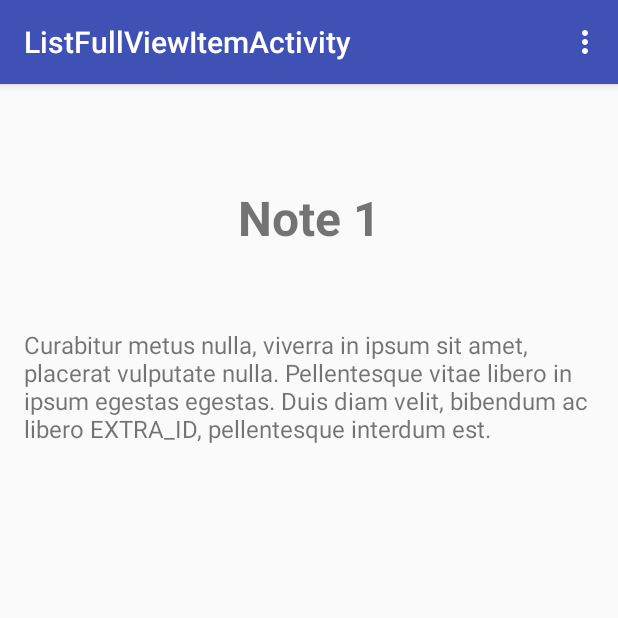
After one commit to Golgoroth22/GeekBrains_Android2, an Android app: the ListFullViewItemActivity screen opened directly, with no data from a screen before it, on a phone screen of 412 x 824 dp, the top half of it. The commit adds this screen. Run offline under Robolectric (Android 15) with nearby library versions, the phone set to English and light mode, and no system bars.

Commit message:
Add new activity for note

```diff
--- a/A2_L1/app/src/main/AndroidManifest.xml
+++ b/A2_L1/app/src/main/AndroidManifest.xml
@@ -19,6 +19,10 @@
                 <category android:name="android.intent.category.LAUNCHER" />
             </intent-filter>
         </activity>
+        <activity
+            android:name=".ListFullViewItemActivity"
+            android:label="@string/title_activity_list_full_view_item"
+            android:theme="@style/AppTheme.NoActionBar"/>
     </application>
 
 </manifest>
--- /dev/null
+++ b/A2_L1/app/src/main/java/com/falin/valentin/a2_l1/ListFullViewItemActivity.java
@@ -0,0 +1,100 @@
+package com.falin.valentin.a2_l1;
+
+import android.content.Intent;
+import android.os.Bundle;
+import android.support.design.widget.FloatingActionButton;
+import android.support.design.widget.Snackbar;
+import android.view.View;
+import android.support.design.widget.NavigationView;
+import android.support.v4.view.GravityCompat;
+import android.support.v4.widget.DrawerLayout;
+import android.support.v7.app.ActionBarDrawerToggle;
+import android.support.v7.app.AppCompatActivity;
+import android.support.v7.widget.Toolbar;
+import android.view.Menu;
+import android.view.MenuItem;
+import android.widget.TextView;
+
+import com.falin.valentin.a2_l1.data.FakeDB;
+
+import java.util.List;
+
+public class ListFullViewItemActivity extends AppCompatActivity
+        implements NavigationView.OnNavigationItemSelectedListener {
+
+    @Override
+    protected void onCreate(Bundle savedInstanceState) {
+        super.onCreate(savedInstanceState);
+        setContentView(R.layout.activity_list_full_view_item);
+        Toolbar toolbar = (Toolbar) findViewById(R.id.toolbar);
+        setSupportActionBar(toolbar);
+
+        List<Note> db = new FakeDB().getDb();
+
+        Intent intent = getIntent();
+        int id = intent.getIntExtra(MyListViewAdapter.EXTRA_ID, 0);
+
+        TextView titleText = findViewById(R.id.item_title);
+        titleText.setText(db.get(id).getTitle());
+
+        TextView text = findViewById(R.id.item_text);
+        text.setText(db.get(id).getText());
+    }
+
+    @Override
+    public void onBackPressed() {
+        DrawerLayout drawer = (DrawerLayout) findViewById(R.id.drawer_layout);
+        if (drawer.isDrawerOpen(GravityCompat.START)) {
+            drawer.closeDrawer(GravityCompat.START);
+        } else {
+            super.onBackPressed();
+        }
+    }
+
+    @Override
+    public boolean onCreateOptionsMenu(Menu menu) {
+        // Inflate the menu; this adds items to the action bar if it is present.
+        getMenuInflater().inflate(R.menu.list_full_view_item, menu);
+        return true;
+    }
+
+    @Override
+    public boolean onOptionsItemSelected(MenuItem item) {
+        // Handle action bar item clicks here. The action bar will
+        // automatically handle clicks on the Home/Up button, so long
+        // as you specify a parent activity in AndroidManifest.xml.
+        int id = item.getItemId();
+
+        //noinspection SimplifiableIfStatement
+        if (id == R.id.action_settings) {
+            return true;
+        }
+
+        return super.onOptionsItemSelected(item);
+    }
+
+    @SuppressWarnings("StatementWithEmptyBody")
+    @Override
+    public boolean onNavigationItemSelected(MenuItem item) {
+        // Handle navigation view item clicks here.
+        int id = item.getItemId();
+
+        if (id == R.id.nav_camera) {
+            // Handle the camera action
+        } else if (id == R.id.nav_gallery) {
+
+        } else if (id == R.id.nav_slideshow) {
+
+        } else if (id == R.id.nav_manage) {
+
+        } else if (id == R.id.nav_share) {
+
+        } else if (id == R.id.nav_send) {
+
+        }
+
+        DrawerLayout drawer = (DrawerLayout) findViewById(R.id.drawer_layout);
+        drawer.closeDrawer(GravityCompat.START);
+        return true;
+    }
+}
--- a/A2_L1/app/src/main/java/com/falin/valentin/a2_l1/data/FakeDB.java
+++ b/A2_L1/app/src/main/java/com/falin/valentin/a2_l1/data/FakeDB.java
@@ -9,8 +9,8 @@ public class FakeDB {
     private static List<Note> db = new ArrayList<>();
 
     public FakeDB() {
-        db.add(new Note("Note 1", "Curabitur metus nulla, viverra in ipsum sit amet, placerat vulputate nulla. Pellentesque vitae libero in ipsum egestas egestas. Duis diam velit, bibendum ac libero id, pellentesque interdum est."));
-        db.add(new Note("Note 2", "Duis gravida venenatis enim, in luctus dolor tristique id. Donec dignissim erat a dapibus efficitur. Interdum et malesuada fames ac ante ipsum primis in faucibus."));
+        db.add(new Note("Note 1", "Curabitur metus nulla, viverra in ipsum sit amet, placerat vulputate nulla. Pellentesque vitae libero in ipsum egestas egestas. Duis diam velit, bibendum ac libero EXTRA_ID, pellentesque interdum est."));
+        db.add(new Note("Note 2", "Duis gravida venenatis enim, in luctus dolor tristique EXTRA_ID. Donec dignissim erat a dapibus efficitur. Interdum et malesuada fames ac ante ipsum primis in faucibus."));
         db.add(new Note("Note 3", "Donec eget tincidunt quam. Etiam in sem commodo, cursus lectus vel, vulputate dui."));
         db.add(new Note("Note 4", "Curabitur consectetur nulla in ipsum sollicitudin, nec venenatis purus scelerisque. Donec maximus, sapien in dictum tincidunt, lacus mi varius erat, ac viverra erat turpis in purus. Cras eget imperdiet turpis. Proin faucibus tortor in est sollicitudin, sit amet molestie eros efficitur. Quisque a posuere neque."));
         db.add(new Note("Note 5", "Cras ac dolor vitae neque ultrices iaculis ac vitae purus. Pellentesque habitant morbi tristique senectus et netus et malesuada fames ac turpis egestas. Ut a sapien vel nunc hendrerit consequat eu ut orci. Aenean tortor odio, tincidunt in tincidunt non, mattis nec quam. In sed rutrum tellus, eleifend tincidunt tellus."));
--- /dev/null
+++ b/A2_L1/app/src/main/res/layout/activity_list_full_view_item.xml
@@ -0,0 +1,15 @@
+<?xml version="1.0" encoding="utf-8"?>
+<android.support.v4.widget.DrawerLayout xmlns:android="http://schemas.android.com/apk/res/android"
+    xmlns:app="http://schemas.android.com/apk/res-auto"
+    xmlns:tools="http://schemas.android.com/tools"
+    android:id="@+id/drawer_layout"
+    android:layout_width="match_parent"
+    android:layout_height="match_parent"
+    android:fitsSystemWindows="true">
+
+    <include
+        layout="@layout/app_bar_list_full_view_item"
+        android:layout_width="match_parent"
+        android:layout_height="match_parent" />
+
+</android.support.v4.widget.DrawerLayout>
--- /dev/null
+++ b/A2_L1/app/src/main/res/layout/app_bar_list_full_view_item.xml
@@ -0,0 +1,25 @@
+<?xml version="1.0" encoding="utf-8"?>
+<android.support.design.widget.CoordinatorLayout xmlns:android="http://schemas.android.com/apk/res/android"
+    xmlns:app="http://schemas.android.com/apk/res-auto"
+    xmlns:tools="http://schemas.android.com/tools"
+    android:layout_width="match_parent"
+    android:layout_height="match_parent"
+    tools:context="com.falin.valentin.a2_l1.ListFullViewItemActivity">
+
+    <android.support.design.widget.AppBarLayout
+        android:layout_width="match_parent"
+        android:layout_height="wrap_content"
+        android:theme="@style/AppTheme.AppBarOverlay">
+
+        <android.support.v7.widget.Toolbar
+            android:id="@+id/toolbar"
+            android:layout_width="match_parent"
+            android:layout_height="?attr/actionBarSize"
+            android:background="?attr/colorPrimary"
+            app:popupTheme="@style/AppTheme.PopupOverlay" />
+
+    </android.support.design.widget.AppBarLayout>
+
+    <include layout="@layout/content_list_full_view_item" />
+
+</android.support.design.widget.CoordinatorLayout>
--- /dev/null
+++ b/A2_L1/app/src/main/res/layout/content_list_full_view_item.xml
@@ -0,0 +1,38 @@
+<?xml version="1.0" encoding="utf-8"?>
+<android.support.constraint.ConstraintLayout xmlns:android="http://schemas.android.com/apk/res/android"
+    xmlns:app="http://schemas.android.com/apk/res-auto"
+    xmlns:tools="http://schemas.android.com/tools"
+    android:layout_width="match_parent"
+    android:layout_height="match_parent"
+    app:layout_behavior="@string/appbar_scrolling_view_behavior"
+    tools:context="com.falin.valentin.a2_l1.ListFullViewItemActivity"
+    tools:showIn="@layout/app_bar_list_full_view_item">
+
+    <LinearLayout
+        android:layout_width="match_parent"
+        android:layout_height="match_parent"
+        android:layout_marginBottom="@dimen/dimen_16dp"
+        android:layout_marginLeft="@dimen/dimen_16dp"
+        android:layout_marginRight="@dimen/dimen_16dp"
+        android:layout_marginTop="@dimen/dimen_16dp"
+        android:orientation="vertical">
+
+        <TextView
+            android:textSize="@dimen/dimen_32sp"
+            android:id="@+id/item_title"
+            android:layout_width="match_parent"
+            android:layout_height="0dp"
+            android:layout_weight="1"
+            android:gravity="center"
+            android:textStyle="bold" />
+
+        <TextView
+            android:textSize="@dimen/text_dimen_16sp"
+            android:id="@+id/item_text"
+            android:layout_width="match_parent"
+            android:layout_height="0dp"
+            android:layout_gravity="top"
+            android:layout_weight="4" />
+    </LinearLayout>
+
+</android.support.constraint.ConstraintLayout>
--- /dev/null
+++ b/A2_L1/app/src/main/res/menu/list_full_view_item.xml
@@ -0,0 +1,9 @@
+<?xml version="1.0" encoding="utf-8"?>
+<menu xmlns:android="http://schemas.android.com/apk/res/android"
+    xmlns:app="http://schemas.android.com/apk/res-auto">
+    <item
+        android:id="@+id/action_settings"
+        android:orderInCategory="100"
+        android:title="@string/action_settings"
+        app:showAsAction="never" />
+</menu>
--- a/A2_L1/app/src/main/res/values/dimens.xml
+++ b/A2_L1/app/src/main/res/values/dimens.xml
@@ -6,4 +6,7 @@
     <dimen name="nav_header_height">176dp</dimen>
     <dimen name="fab_margin">16dp</dimen>
     <dimen name="dimen_40dp">40dp</dimen>
+    <dimen name="dimen_16dp">16dp</dimen>
+    <dimen name="text_dimen_16sp">16sp</dimen>
+    <dimen name="dimen_32sp">32sp</dimen>
 </resources>
--- a/A2_L1/app/src/main/res/values/strings.xml
+++ b/A2_L1/app/src/main/res/values/strings.xml
@@ -7,4 +7,7 @@
     <string name="action_delete_all">Delete all</string>
     <string name="action_add">Add</string>
     <string name="do_nothing">Do nothing</string>
+    <string name="title_activity_list_full_view_item">ListFullViewItemActivity</string>
+
+    <string name="action_settings">Settings</string>
 </resources>
```
Also changed, not shown: A2_L1/app/src/main/java/com/falin/valentin/a2_l1/MyListViewAdapter.java (+11 -1 lines), A2_L1/app/src/main/res/layout/list_view_full_item.xml (deleted, +0 -21 lines), A2_L1/app/src/main/res/menu/activity_list_full_view_item_drawer.xml (added, +38 -0 lines).
